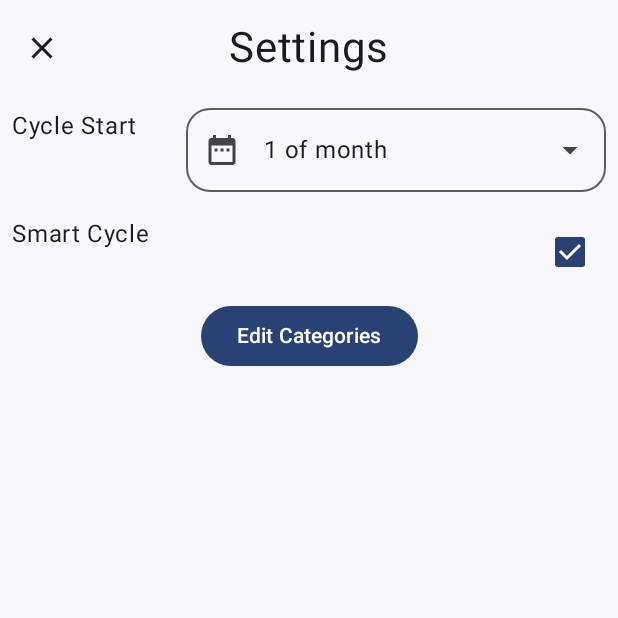
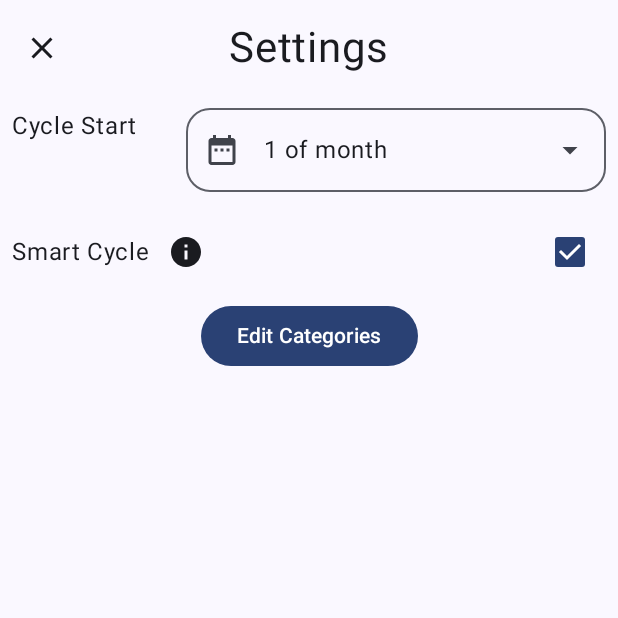
Before and after one commit to luchrist/BudgetFellow, an Android app built with Jetpack Compose: the SettingsScreen screen opened through its navigation route, on a phone screen of 412 x 824 dp, the top half of it. Run offline under Robolectric (Android 15) with nearby library versions, the light colour scheme and no system bars; our stand-ins replace Room's generated code.

Commit message:
info tooltip ui design shows all recurring correct

```diff
--- a/app/src/main/java/de/christcoding/budgetfellow/views/SettingsScreen.kt
+++ b/app/src/main/java/de/christcoding/budgetfellow/views/SettingsScreen.kt
@@ -15,6 +15,7 @@ import androidx.compose.material.IconButton
 import androidx.compose.material.icons.Icons
 import androidx.compose.material.icons.filled.Close
 import androidx.compose.material.icons.filled.DateRange
+import androidx.compose.material.icons.filled.Info
 import androidx.compose.material3.Button
 import androidx.compose.material3.CenterAlignedTopAppBar
 import androidx.compose.material3.Checkbox
@@ -113,7 +114,12 @@ fun SettingsScreen(navHostController: NavHostController, padding: PaddingValues)
                 Modifier
                     .fillMaxWidth()
                     .padding(8.dp), horizontalArrangement = Arrangement.SpaceBetween){
-                Text(text = "Smart Cycle")
+                Row {
+                    Text(text = "Smart Cycle", modifier = Modifier.align(Alignment.CenterVertically))
+                    IconButton(onClick = {  }) {
+                        Icon(Icons.Default.Info, contentDescription = "info")
+                    }
+                }
                 Checkbox(checked = smartCycle, onCheckedChange = {
                     scope.launch {
                         dataStore.updateSmartCycle(it)
```
Also changed, not shown: app/src/main/java/de/christcoding/budgetfellow/viewmodels/AddOrEditTransactionViewModel.kt (+7 -4 lines), app/src/main/java/de/christcoding/budgetfellow/viewmodels/TransactionViewModel.kt (+6 -1 lines), app/src/main/java/de/christcoding/budgetfellow/views/EditTransactionScreen.kt (+9 -4 lines).
